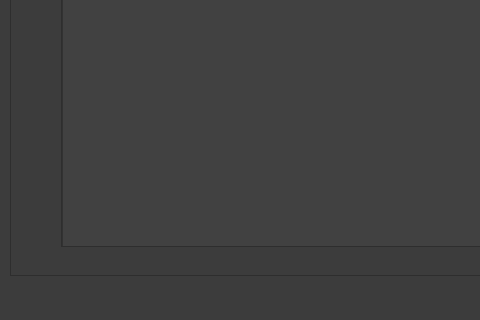
Qt form ui_form/User_main_screen.ui (Sirawap/PathFinder-Project) before a commit; both pictures show x 0 to 480 and y 314 to 634 of the 748 by 634 pixel window.
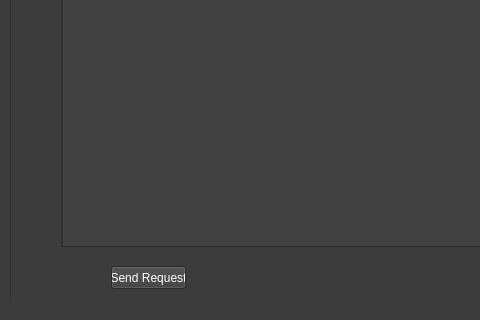
The same form after that commit.

Commit message: re user view profile

What changed in the file:
```diff
--- a/ui_form/User_main_screen.ui
+++ b/ui_form/User_main_screen.ui
@@ -39,7 +39,7 @@
       <x>10</x>
       <y>10</y>
       <width>681</width>
-      <height>561</height>
+      <height>601</height>
      </rect>
     </property>
     <property name="styleSheet">
@@ -63,7 +63,7 @@
        <x>0</x>
        <y>0</y>
        <width>679</width>
-       <height>559</height>
+       <height>599</height>
       </rect>
      </property>
      <widget class="QLabel" name="label">
@@ -304,6 +304,19 @@
        </widget>
       </widget>
      </widget>
+     <widget class="QPushButton" name="pushButton_sendRequest">
+      <property name="geometry">
+       <rect>
+        <x>100</x>
+        <y>550</y>
+        <width>75</width>
+        <height>23</height>
+       </rect>
+      </property>
+      <property name="text">
+       <string>Send Request</string>
+      </property>
+     </widget>
     </widget>
    </widget>
   </widget>
```
Left out of the diff: 16 changed lines with no effect on the pictures. The commit also changes 2 other files.
